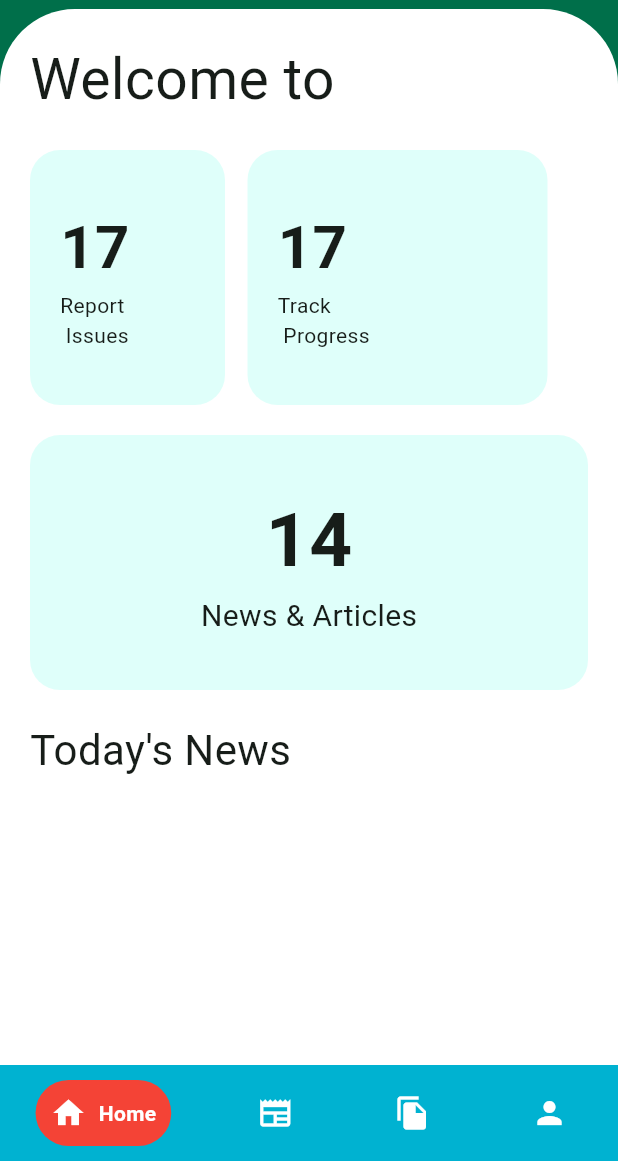
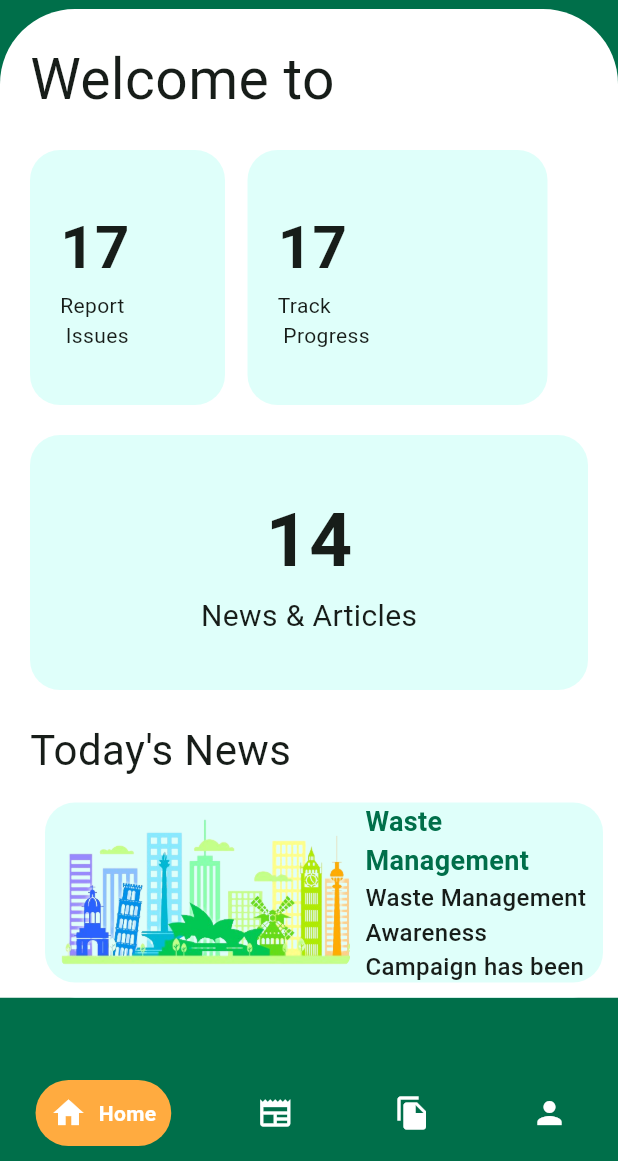
Before and after one commit to sandeepkr7803/Swachh-Saathi, a Flutter app: the BottomNavigation screen opened by its route, on a phone screen of 412 x 824 dp, the part 75-1236 px from its top. Run offline on Flutter 3.47's test engine with Material 3 defaults, Android fonts, the phone set to English and light mode, and no system bars; drawn by our look-alikes of google_nav_bar; our stand-ins replace firebase_core, font_awesome_flutter, get, image_picker; missing offline and left inert: awesome_icons; accounts and stored records are empty.

Commit message:
UI updated 2.0

```diff
--- a/swachh_saathi/lib/bottomnavbar.dart
+++ b/swachh_saathi/lib/bottomnavbar.dart
@@ -31,10 +31,10 @@ class _BottomNavigationState extends State<BottomNavigation> {
               });
             },
             tabMargin: EdgeInsets.all(10),
-            tabBackgroundColor: Colors.red,
+            tabBackgroundColor: Colors.orangeAccent,
             padding: EdgeInsets.all(10),
             gap: 8,
-            backgroundColor: Color.fromARGB(255, 0, 178, 209),
+            backgroundColor: Theme.of(context).primaryColor,
             color: Colors.white,
             activeColor: Colors.white,
             mainAxisAlignment: MainAxisAlignment.spaceAround,
@@ -53,11 +53,11 @@ class _BottomNavigationState extends State<BottomNavigation> {
               // ),
               GButton(
                 icon: Icons.newspaper,
-                text: 'News and Article',
+                text: 'News and Articles',
               ),
               GButton(
                 icon: Icons.file_copy,
-                text: 'Complaint',
+                text: 'Complaints',
               ),
               GButton(
                 icon: Icons.person,
--- a/swachh_saathi/lib/homescreen.dart
+++ b/swachh_saathi/lib/homescreen.dart
@@ -1,5 +1,10 @@
 import 'package:flutter/cupertino.dart';
 import 'package:flutter/material.dart';
+import 'package:get/get.dart';
+import 'package:swachh_saathi/newsandarticles.dart';
+
+import 'constraints.dart';
+import 'news.dart';
 
 class HomeScreen extends StatelessWidget {
   const HomeScreen({super.key});
@@ -34,10 +39,12 @@ class HomeScreen extends StatelessWidget {
       body: Container(
         padding: EdgeInsets.only(left: 20, top: 20),
         width: double.infinity,
+        height: MediaQuery.of(context).size.height * 0.8,
         decoration: BoxDecoration(
             color: Colors.white,
             borderRadius: BorderRadius.only(
                 topLeft: Radius.circular(50), topRight: Radius.circular(50))),
+        child: SingleChildScrollView(
           child: Column(
             crossAxisAlignment: CrossAxisAlignment.start,
             children: [
@@ -98,7 +105,81 @@ class HomeScreen extends StatelessWidget {
                   fontSize: 28,
                 ),
               ),
+              SizedBox(
+                height: 300,
+                child: Padding(
+                  padding: const EdgeInsets.symmetric(vertical: 10),
+                  child: ListView.builder(
+                      itemCount: 3,
+                      itemBuilder: (context, index) {
+                        return GestureDetector(
+                          onTap: () {
+                            Get.to(() => const NewsArticle());
+                          },
+                          child: Padding(
+                            padding: const EdgeInsets.symmetric(
+                                vertical: 5, horizontal: 10),
+                            child: Container(
+                              height: 120,
+                              width: double.infinity,
+                              decoration: BoxDecoration(
+                                borderRadius: BorderRadius.circular(20),
+                                color: cardColor,
+                              ),
+                              child: Row(
+                                children: [
+                                  Padding(
+                                    padding:
+                                    const EdgeInsets.symmetric(horizontal: 10, vertical: 10),
+                                    child: ClipRRect(
+                                      borderRadius: BorderRadius.circular(8),
+                                      child: Image.asset(
+                                        'assets/images/illustration1.png',
+                                        // height: 72,
+                                      ),
+                                    ),
+                                  ),
+
+                                  const Expanded(
+                                    child: Column(
+                                      children: [
+                                        Expanded(
+                                          flex: 0,
+                                          child: Text(
+                                            'Waste Management Awareness Campaign',
+                                            maxLines: 2,
+                                            style: TextStyle(
+                                              fontWeight: FontWeight.bold,
+                                              fontSize: 18,
+                                              color: Color.fromARGB(255, 0, 111, 74),
+                                            ),
+                                          ),
+                                        ),
+                                        Expanded(
+                                          flex: 0,
+                                          child: Text(
+                                            'Waste Management Awareness Campaign has been started to raise awareness among the people towards clean and green city.',
+                                            maxLines: 3,
+                                            // overflow: TextOverflow.ellipsis,
+                                            style: TextStyle(
+                                              fontWeight: FontWeight.w500,
+                                              fontSize: 16,
+                                            ),
+                                          ),
+                                        ),
                                       ],
+                                    ),
+                                  ),
+                                ],
+                              ),
+                            ),
+                          ),
+                        );
+                      }),
+                ),
+              )
+            ],
+          ),
         ),
       ),
     );
--- a/swachh_saathi/pubspec.yaml
+++ b/swachh_saathi/pubspec.yaml
@@ -39,6 +39,7 @@ dependencies:
   google_nav_bar: ^5.0.6
   image_picker: ^1.1.1
   font_awesome_flutter: ^10.7.0
+  get: ^4.6.6
 
 dev_dependencies:
   flutter_test:
```
Also changed, not shown: swachh_saathi/lib/complaintscreen.dart (+5 -7 lines), swachh_saathi/lib/main.dart (+6 -8 lines), swachh_saathi/lib/news.dart (added, +85 -0 lines), swachh_saathi/lib/newsandarticles.dart (+63 -32 lines), swachh_saathi/pubspec.lock. Lines whose indentation alone changed are shown as unchanged.
